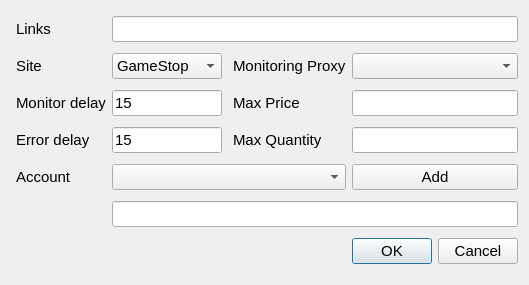
Before: the Qt Designer form rabbit/view/ui/new_task_dialog.ui in phongtran0715/shoppingbot, drawn with Qt 5.
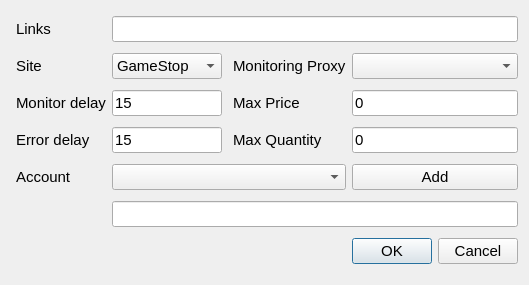
After: the same form once the commit is applied.

What changed in the file:
```diff
--- a/rabbit/view/ui/new_task_dialog.ui
+++ b/rabbit/view/ui/new_task_dialog.ui
@@ -33,7 +33,11 @@
     <widget class="QComboBox" name="cbAccount"/>
    </item>
    <item row="2" column="4">
-    <widget class="QLineEdit" name="txtMaxPrice"/>
+    <widget class="QLineEdit" name="txtMaxPrice">
+     <property name="text">
+      <string>0</string>
+     </property>
+    </widget>
    </item>
    <item row="0" column="1" colspan="4">
     <widget class="QLineEdit" name="txtLink"/>
@@ -62,7 +66,11 @@
     </widget>
    </item>
    <item row="3" column="4">
-    <widget class="QLineEdit" name="txtMaxQuantity"/>
+    <widget class="QLineEdit" name="txtMaxQuantity">
+     <property name="text">
+      <string>0</string>
+     </property>
+    </widget>
    </item>
    <item row="1" column="4">
     <widget class="QComboBox" name="cbMonitorProxy">
```
